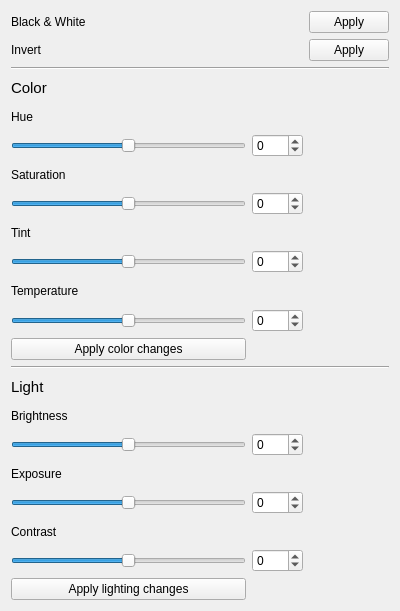
Old version of the form Palette/ColorControls.ui in the repository JosefNatanael/ThePhotoEditor.
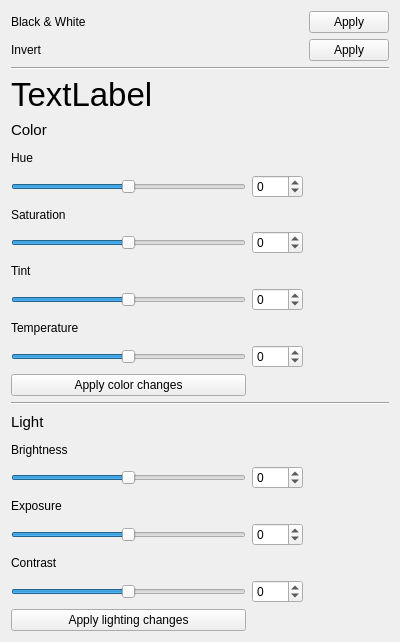
New version of the form.

Commit message: Implemented image preview feature for color controls, reset sliders to 0 if image is updated (panini)

The edit to the form file:
```diff
--- a/Palette/ColorControls.ui
+++ b/Palette/ColorControls.ui
@@ -7,34 +7,20 @@
     <x>0</x>
     <y>0</y>
     <width>400</width>
-    <height>611</height>
+    <height>642</height>
    </rect>
   </property>
   <property name="windowTitle">
    <string>Form</string>
   </property>
   <layout class="QGridLayout" name="gridLayout">
-   <item row="0" column="2">
-    <widget class="QPushButton" name="bnwButton">
-     <property name="text">
-      <string>Apply</string>
-     </property>
-    </widget>
-   </item>
-   <item row="10" column="0">
-    <widget class="QLabel" name="temperatureLabel">
-     <property name="text">
-      <string>Temperature</string>
-     </property>
-    </widget>
-   </item>
-   <item row="20" column="0">
-    <widget class="QSlider" name="contrastSlider">
+   <item row="19" column="0">
+    <widget class="QSlider" name="exposureSlider">
      <property name="minimum">
-      <number>-255</number>
+      <number>-100</number>
      </property>
      <property name="maximum">
-      <number>255</number>
+      <number>100</number>
      </property>
      <property name="value">
       <number>0</number>
@@ -44,14 +30,14 @@
      </property>
     </widget>
    </item>
-   <item row="2" column="0" colspan="3">
-    <widget class="Line" name="separatorLine1">
-     <property name="orientation">
-      <enum>Qt::Horizontal</enum>
+   <item row="22" column="0">
+    <widget class="QPushButton" name="applyLightingButton">
+     <property name="text">
+      <string>Apply lighting changes</string>
      </property>
     </widget>
    </item>
-   <item row="9" column="1">
+   <item row="10" column="1">
     <widget class="QSpinBox" name="tintSpinBox">
      <property name="minimum">
       <number>-100</number>
@@ -64,6 +50,55 @@
      </property>
     </widget>
    </item>
+   <item row="13" column="0">
+    <widget class="QPushButton" name="applyColorButton">
+     <property name="text">
+      <string>Apply color changes</string>
+     </property>
+    </widget>
+   </item>
+   <item row="5" column="0">
+    <widget class="QLabel" name="hueLabel">
+     <property name="text">
+      <string>Hue</string>
+     </property>
+    </widget>
+   </item>
+   <item row="0" column="0">
+    <widget class="QLabel" name="bnwLabel">
+     <property name="text">
+      <string>Black &amp; White</string>
+     </property>
+    </widget>
+   </item>
+   <item row="8" column="0">
+    <widget class="QSlider" name="saturationSlider">
+     <property name="minimum">
+      <number>-100</number>
+     </property>
+     <property name="maximum">
+      <number>100</number>
+     </property>
+     <property name="value">
+      <number>0</number>
+     </property>
+     <property name="orientation">
+      <enum>Qt::Horizontal</enum>
+     </property>
+    </widget>
+   </item>
+   <item row="15" column="0">
+    <widget class="QLabel" name="lightLabel">
+     <property name="font">
+      <font>
+       <pointsize>11</pointsize>
+      </font>
+     </property>
+     <property name="text">
+      <string>Light</string>
+     </property>
+    </widget>
+   </item>
    <item row="1" column="2">
     <widget class="QPushButton" name="invertButton">
      <property name="text">
@@ -71,72 +106,80 @@
      </property>
     </widget>
    </item>
-   <item row="16" column="0">
-    <widget class="QSlider" name="brightnessSlider">
-     <property name="minimum">
-      <number>-100</number>
+   <item row="9" column="0">
+    <widget class="QLabel" name="tintLabel">
+     <property name="text">
+      <string>Tint</string>
      </property>
-     <property name="maximum">
-      <number>100</number>
-     </property>
-     <property name="value">
-      <number>0</number>
-     </property>
+    </widget>
+   </item>
+   <item row="14" column="0" colspan="3">
+    <widget class="Line" name="separatorLine2">
      <property name="orientation">
       <enum>Qt::Horizontal</enum>
      </property>
     </widget>
    </item>
+   <item row="11" column="0">
+    <widget class="QLabel" name="temperatureLabel">
+     <property name="text">
+      <string>Temperature</string>
+     </property>
+    </widget>
+   </item>
    <item row="7" column="0">
-    <widget class="QSlider" name="saturationSlider">
-     <property name="minimum">
-      <number>-100</number>
-     </property>
-     <property name="maximum">
-      <number>100</number>
-     </property>
-     <property name="value">
-      <number>0</number>
-     </property>
-     <property name="orientation">
-      <enum>Qt::Horizontal</enum>
-     </property>
-    </widget>
-   </item>
-   <item row="3" column="0">
-    <widget class="QLabel" name="colorLabel">
-     <property name="font">
-      <font>
-       <pointsize>11</pointsize>
-      </font>
-     </property>
-     <property name="text">
-      <string>Color</string>
-     </property>
-    </widget>
-   </item>
-   <item row="6" column="0">
     <widget class="QLabel" name="saturationLabel">
      <property name="text">
       <string>Saturation</string>
      </property>
     </widget>
    </item>
-   <item row="21" column="0">
-    <widget class="QPushButton" name="applyLightingButton">
-     <property name="text">
-      <string>Apply lighting changes</string>
+   <item row="10" column="0">
+    <widget class="QSlider" name="tintSlider">
+     <property name="minimum">
+      <number>-100</number>
      </property>
+     <property name="maximum">
+      <number>100</number>
+     </property>
+     <property name="value">
+      <number>0</number>
+     </property>
+     <property name="orientation">
+      <enum>Qt::Horizontal</enum>
+     </property>
     </widget>
    </item>
-   <item row="8" column="0">
-    <widget class="QLabel" name="tintLabel">
-     <property name="text">
-      <string>Tint</string>
+   <item row="6" column="0">
+    <widget class="QSlider" name="hueSlider">
+     <property name="minimum">
+      <number>-180</number>
      </property>
+     <property name="maximum">
+      <number>180</number>
+     </property>
+     <property name="value">
+      <number>0</number>
+     </property>
+     <property name="orientation">
+      <enum>Qt::Horizontal</enum>
+     </property>
     </widget>
    </item>
-   <item row="18" column="1">
+   <item row="21" column="1">
+    <widget class="QSpinBox" name="contrastSpinBox">
+     <property name="minimum">
+      <number>-255</number>
+     </property>
+     <property name="maximum">
+      <number>255</number>
+     </property>
+     <property name="value">
+      <number>0</number>
+     </property>
+    </widget>
+   </item>
+   <item row="19" column="1">
     <widget class="QSpinBox" name="exposureSpinBox">
      <property name="minimum">
       <number>-100</number>
@@ -149,24 +192,112 @@
      </property>
     </widget>
    </item>
-   <item row="13" column="0" colspan="3">
-    <widget class="Line" name="separatorLine2">
+   <item row="2" column="0" colspan="3">
+    <widget class="Line" name="separatorLine1">
      <property name="orientation">
       <enum>Qt::Horizontal</enum>
      </property>
     </widget>
    </item>
-   <item row="15" column="0">
+   <item row="17" column="0">
+    <widget class="QSlider" name="brightnessSlider">
+     <property name="minimum">
+      <number>-100</number>
+     </property>
+     <property name="maximum">
+      <number>100</number>
+     </property>
+     <property name="value">
+      <number>0</number>
+     </property>
+     <property name="orientation">
+      <enum>Qt::Horizontal</enum>
+     </property>
+    </widget>
+   </item>
+   <item row="0" column="2">
+    <widget class="QPushButton" name="bnwButton">
+     <property name="text">
+      <string>Apply</string>
+     </property>
+    </widget>
+   </item>
+   <item row="12" column="1">
+    <widget class="QSpinBox" name="temperatureSpinBox">
+     <property name="minimum">
+      <number>-100</number>
+     </property>
+     <property name="maximum">
+      <number>100</number>
+     </property>
+    </widget>
+   </item>
+   <item row="8" column="1">
+    <widget class="QSpinBox" name="saturationSpinBox">
+     <property name="minimum">
+      <number>-100</number>
+     </property>
+     <property name="maximum">
+      <number>100</number>
+     </property>
+     <property name="value">
+      <number>0</number>
+     </property>
+    </widget>
+   </item>
+   <item row="21" column="0">
+    <widget class="QSlider" name="contrastSlider">
+     <property name="minimum">
+      <number>-255</number>
+     </property>
+     <property name="maximum">
+      <number>255</number>
+     </property>
+     <property name="value">
+      <number>0</number>
+     </property>
+     <property name="orientation">
+      <enum>Qt::Horizontal</enum>
+     </property>
+    </widget>
+   </item>
+   <item row="20" column="0">
+    <widget class="QLabel" name="contrastLabel">
+     <property name="text">
+      <string>Contrast</string>
+     </property>
+    </widget>
+   </item>
+   <item row="17" column="1">
+    <widget class="QSpinBox" name="brightnessSpinBox">
+     <property name="minimum">
+      <number>-100</number>
+     </property>
+     <property name="maximum">
+      <number>100</number>
+     </property>
+     <property name="value">
+      <number>0</number>
+     </property>
+    </widget>
+   </item>
+   <item row="16" column="0">
     <widget class="QLabel" name="brightnessLabel">
      <property name="text">
       <string>Brightness</string>
      </property>
     </widget>
    </item>
-   <item row="4" column="0">
-    <widget class="QLabel" name="hueLabel">
-     <property name="text">
-      <string>Hue</string>
+   <item row="12" column="0">
+    <widget class="QSlider" name="temperatureSlider">
+     <property name="minimum">
+      <number>-100</number>
+     </property>
+     <property name="maximum">
+      <number>100</number>
+     </property>
+     <property name="orientation">
+      <enum>Qt::Horizontal</enum>
      </property>
     </widget>
    </item>
@@ -177,7 +308,19 @@
      </property>
     </widget>
    </item>
-   <item row="5" column="1">
+   <item row="4" column="0">
+    <widget class="QLabel" name="colorLabel">
+     <property name="font">
+      <font>
+       <pointsize>11</pointsize>
+      </font>
+     </property>
+     <property name="text">
+      <string>Color</string>
+     </property>
+    </widget>
+   </item>
+   <item row="6" column="1">
     <widget class="QSpinBox" name="hueSpinBox">
      <property name="minimum">
       <number>-180</number>
@@ -190,153 +333,22 @@
      </property>
     </widget>
    </item>
-   <item row="5" column="0">
-    <widget class="QSlider" name="hueSlider">
-     <property name="minimum">
-      <number>-180</number>
-     </property>
-     <property name="maximum">
-      <number>180</number>
-     </property>
-     <property name="value">
-      <number>0</number>
-     </property>
-     <property name="orientation">
-      <enum>Qt::Horizontal</enum>
-     </property>
-    </widget>
-   </item>
    <item row="18" column="0">
-    <widget class="QSlider" name="exposureSlider">
-     <property name="minimum">
-      <number>-100</number>
-     </property>
-     <property name="maximum">
-      <number>100</number>
-     </property>
-     <property name="value">
-      <number>0</number>
-     </property>
-     <property name="orientation">
-      <enum>Qt::Horizontal</enum>
-     </property>
-    </widget>
-   </item>
-   <item row="14" column="0">
-    <widget class="QLabel" name="lightLabel">
-     <property name="font">
-      <font>
-       <pointsize>11</pointsize>
-      </font>
-     </property>
-     <property name="text">
-      <string>Light</string>
-     </property>
-    </widget>
-   </item>
-   <item row="17" column="0">
     <widget class="QLabel" name="exposureLabel">
      <property name="text">
       <string>Exposure</string>
      </property>
     </widget>
    </item>
-   <item row="19" column="0">
-    <widget class="QLabel" name="contrastLabel">
-     <property name="text">
-      <string>Contrast</string>
+   <item row="3" column="0">
+    <widget class="QLabel" name="imagePreviewLabel">
+     <property name="font">
+      <font>
+       <pointsize>25</pointsize>
+      </font>
      </property>
-    </widget>
-   </item>
-   <item row="12" column="0">
-    <widget class="QPushButton" name="applyColorButton">
      <property name="text">
-      <string>Apply color changes</string>
-     </property>
-    </widget>
-   </item>
-   <item row="11" column="0">
-    <widget class="QSlider" name="temperatureSlider">
-     <property name="minimum">
-      <number>-100</number>
-     </property>
-     <property name="maximum">
-      <number>100</number>
-     </property>
-     <property name="orientation">
-      <enum>Qt::Horizontal</enum>
-     </property>
-    </widget>
-   </item>
-   <item row="7" column="1">
-    <widget class="QSpinBox" name="saturationSpinBox">
-     <property name="minimum">
-      <number>-100</number>
-     </property>
-     <property name="maximum">
-      <number>100</number>
-     </property>
-     <property name="value">
-      <number>0</number>
-     </property>
-    </widget>
-   </item>
-   <item row="9" column="0">
-    <widget class="QSlider" name="tintSlider">
-     <property name="minimum">
-      <number>-100</number>
-     </property>
-     <property name="maximum">
-      <number>100</number>
-     </property>
-     <property name="value">
-      <number>0</number>
-     </property>
-     <property name="orientation">
-      <enum>Qt::Horizontal</enum>
-     </property>
-    </widget>
-   </item>
-   <item row="16" column="1">
-    <widget class="QSpinBox" name="brightnessSpinBox">
-     <property name="minimum">
-      <number>-100</number>
-     </property>
-     <property name="maximum">
-      <number>100</number>
-     </property>
-     <property name="value">
-      <number>0</number>
-     </property>
-    </widget>
-   </item>
-   <item row="0" column="0">
-    <widget class="QLabel" name="bnwLabel">
-     <property name="text">
-      <string>Black &amp; White</string>
-     </property>
-    </widget>
-   </item>
-   <item row="11" column="1">
-    <widget class="QSpinBox" name="temperatureSpinBox">
-     <property name="minimum">
-      <number>-100</number>
-     </property>
-     <property name="maximum">
-      <number>100</number>
-     </property>
-    </widget>
-   </item>
-   <item row="20" column="1">
-    <widget class="QSpinBox" name="contrastSpinBox">
-     <property name="minimum">
-      <number>-255</number>
-     </property>
-     <property name="maximum">
-      <number>255</number>
-     </property>
-     <property name="value">
-      <number>0</number>
+      <string>TextLabel</string>
      </property>
     </widget>
    </item>
```
The commit also changes 9 other files.
